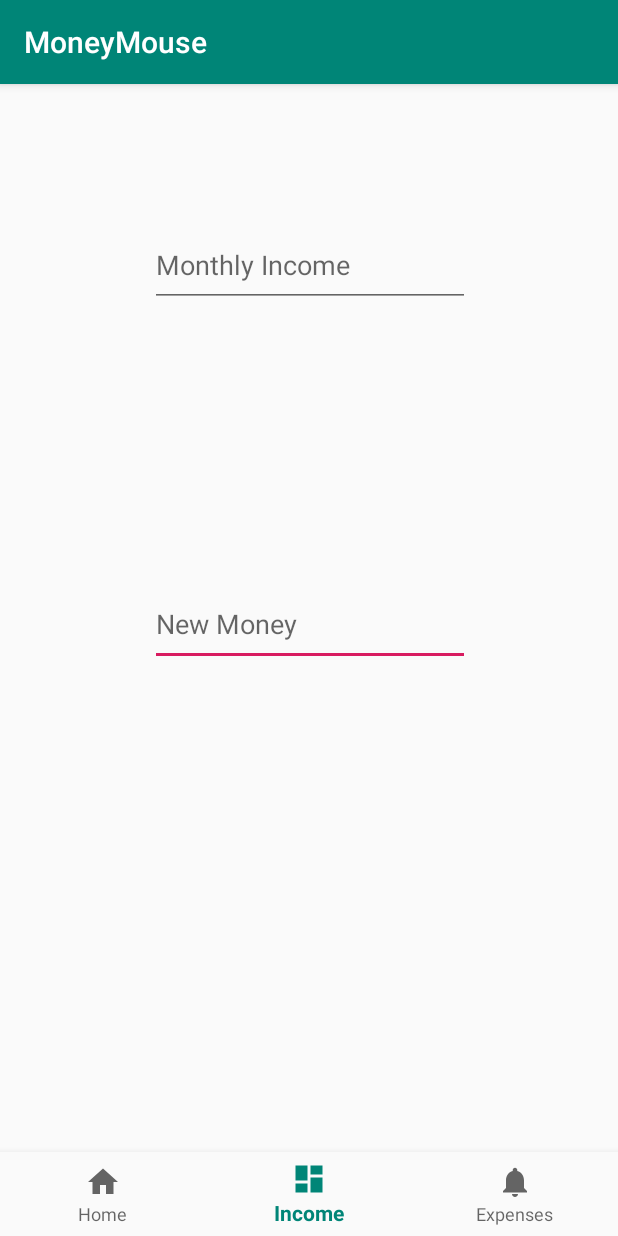
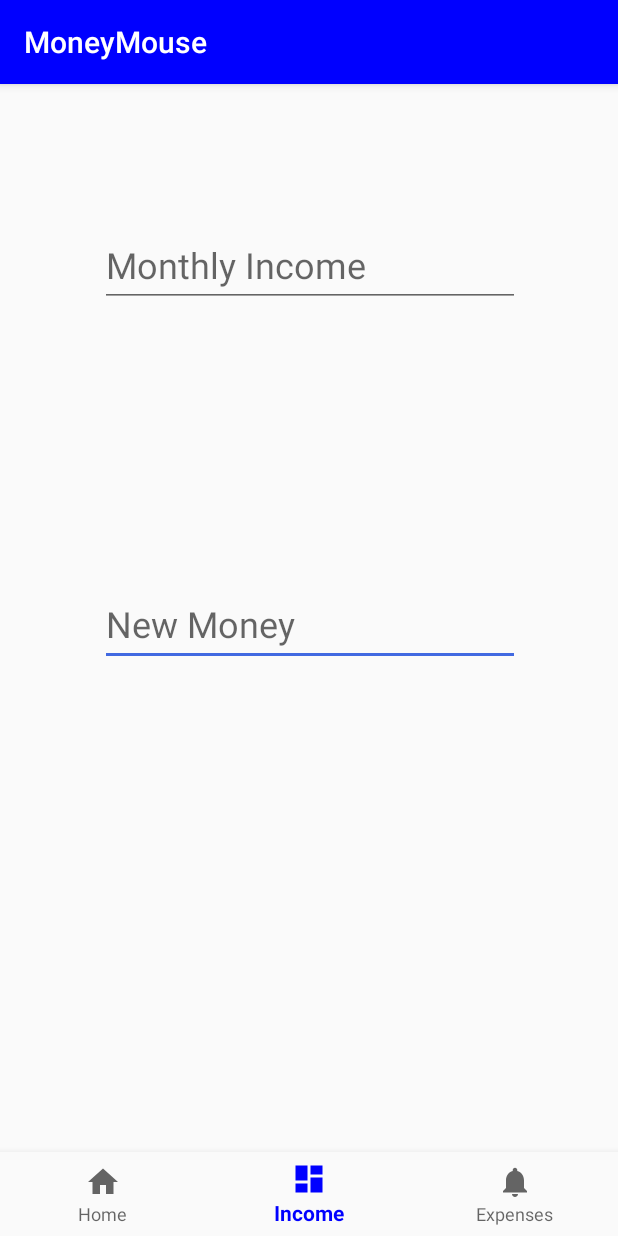
Before and after one commit to V1perW0lf/MoneyMouse, an Android app: the screen it shows after launch (IncomeActivity), item 2 of the bottom bar chosen, on a phone screen of 412 x 824 dp. Run offline under Robolectric (Android 15) with nearby library versions, the light colour scheme and no system bars.

Commit message:
Small changes

```diff
--- a/app/src/main/java/ellis/moneymouse/MainActivity.kt
+++ b/app/src/main/java/ellis/moneymouse/MainActivity.kt
@@ -10,6 +10,7 @@ import android.util.Log
 import android.view.View
 import kotlinx.android.synthetic.main.activity_main.*
 import java.math.BigDecimal
+import java.math.RoundingMode
 import java.util.*
 
 class MainActivity : AppCompatActivity() {
@@ -47,26 +48,27 @@ class MainActivity : AppCompatActivity() {
 
     private fun moneyForToday() {
 
+        val cal: Calendar = Calendar.getInstance()
+
         val incomePref = getSharedPreferences(
             getString(R.string.saved_income_key), Context.MODE_PRIVATE) ?: return
-        val monthlyInc: BigDecimal = incomePref.getString(getString(R.string.saved_income_key), "0.00").toBigDecimal()
+        val monthlyInc: String? = incomePref.getString(getString(R.string.saved_income_key), "0.00")
 
         val expPref = getSharedPreferences(
             getString(R.string.saved_expenses_key), Context.MODE_PRIVATE) ?: return
-        val monthlyExp: BigDecimal = expPref.getString(getString(R.string.saved_expenses_key), "0.00").toBigDecimal()
+        val monthlyExp: String? = expPref.getString(getString(R.string.saved_expenses_key), "0.00")
 
         val newMoneyPref = getSharedPreferences(
             getString(R.string.saved_newMoney_key), Context.MODE_PRIVATE) ?: return
-        val newMoney: BigDecimal = newMoneyPref.getString(getString(R.string.saved_newMoney_key), "0.00").toBigDecimal()
+        val newMoney: String? = newMoneyPref.getString(getString(R.string.saved_newMoney_key), "0.00")
 
         val newExpensePref = getSharedPreferences(
             getString(R.string.saved_newExpense_key), Context.MODE_PRIVATE) ?: return
-        val newExpense: BigDecimal = newExpensePref.getString(getString(R.string.saved_newExpense_key), "0.00").toBigDecimal()
+        val newExpense: String? = newExpensePref.getString(getString(R.string.saved_newExpense_key), "0.00")
 
-        //val temp = newMoney / (BigDecimal(31.0) - BigDecimal(Date().date))
-        val newMoneyVal = (monthlyInc - monthlyExp) / BigDecimal(31.0)
+        val newMoneyVal = (BigDecimal(monthlyInc) - BigDecimal(monthlyExp)) / BigDecimal(cal.getActualMaximum(Calendar.DAY_OF_MONTH))
 
-        val todayMoneyVal = (BigDecimal(Date().date) * (newMoneyVal)) + newMoney - newExpense
+        val todayMoneyVal = (BigDecimal(cal.get(Calendar.DAY_OF_MONTH)) * (newMoneyVal)) + BigDecimal(newMoney) - BigDecimal(newExpense)
 
         val todayMoneyValString = "$" + todayMoneyVal.toString()
 
@@ -79,20 +81,20 @@ class MainActivity : AppCompatActivity() {
             todayMoney.setTextColor(Color.parseColor("#008000"))
         }
 
-        todayMoney.setText(todayMoneyValString)
+        todayMoney.text = todayMoneyValString
 
         if(newMoneyVal < BigDecimal(0))
         {
             newMoneyBox.setTextColor(Color.RED)
-            newMoneyBox.setText("Losing " + newMoneyVal.toString() + " per day")
+            newMoneyBox.text = getString(R.string.main_message_losing, newMoneyVal.toString())
         }
         else
         {
             newMoneyBox.setTextColor(Color.parseColor("#008000"))
-            newMoneyBox.setText("Gaining " + newMoneyVal.toString() + " per day")
+            newMoneyBox.text = getString(R.string.main_message_gaining, newMoneyVal.toString())
         }
 
-        Log.d("The Date is: ", Date().date.toString())
+        //Log.d("days in this month", cal.getActualMaximum(Calendar.DAY_OF_MONTH).toString())
 
     }
 
--- a/app/src/main/res/layout/activity_expenses.xml
+++ b/app/src/main/res/layout/activity_expenses.xml
@@ -20,7 +20,8 @@
             app:layout_constraintTop_toTopOf="parent" android:layout_marginBottom="5dp"
             app:layout_constraintBottom_toTopOf="@+id/navigation" app:layout_constraintHorizontal_bias="0.503"
             app:layout_constraintVertical_bias="0.506" android:hint="@string/newExpense"
-            android:importantForAutofill="no" tools:targetApi="o" android:id="@+id/newExpenseBox"/>
+            android:importantForAutofill="no" tools:targetApi="o" android:id="@+id/newExpenseBox"
+            android:textSize="24sp"/>
     <android.support.design.widget.BottomNavigationView
             android:id="@+id/navigation"
             android:layout_width="0dp"
@@ -45,6 +46,6 @@
             app:layout_constraintTop_toTopOf="parent" android:layout_marginBottom="5dp"
             app:layout_constraintBottom_toTopOf="@+id/navigation" app:layout_constraintHorizontal_bias="0.503"
             app:layout_constraintVertical_bias="0.135" android:hint="@string/monthlyExpenses"
-            android:importantForAutofill="no" tools:targetApi="o"/>
+            android:importantForAutofill="no" tools:targetApi="o" android:textSize="24sp"/>
 
 </android.support.constraint.ConstraintLayout>
--- a/app/src/main/res/layout/activity_income.xml
+++ b/app/src/main/res/layout/activity_income.xml
@@ -32,7 +32,7 @@
             app:layout_constraintTop_toTopOf="parent" android:layout_marginBottom="5dp"
             app:layout_constraintBottom_toTopOf="@+id/navigation" app:layout_constraintHorizontal_bias="0.503"
             app:layout_constraintVertical_bias="0.135" android:hint="@string/monthlyIncome"
-            android:importantForAutofill="no" tools:targetApi="o"/>
+            android:importantForAutofill="no" tools:targetApi="o" android:textSize="24sp"/>
     <EditText
             android:layout_width="wrap_content"
             android:layout_height="56dp"
@@ -45,6 +45,7 @@
             app:layout_constraintTop_toTopOf="parent" android:layout_marginBottom="5dp"
             app:layout_constraintBottom_toTopOf="@+id/navigation" app:layout_constraintHorizontal_bias="0.503"
             app:layout_constraintVertical_bias="0.506" android:hint="@string/newMoney"
-            android:importantForAutofill="no" tools:targetApi="o" android:id="@+id/newMoneyBox"/>
+            android:importantForAutofill="no" tools:targetApi="o" android:id="@+id/newMoneyBox"
+            android:textSize="24sp"/>
 
 </android.support.constraint.ConstraintLayout>
--- a/app/src/main/res/values/colors.xml
+++ b/app/src/main/res/values/colors.xml
@@ -1,6 +1,6 @@
 <?xml version="1.0" encoding="utf-8"?>
 <resources>
-    <color name="colorPrimary">#008577</color>
-    <color name="colorPrimaryDark">#00574B</color>
-    <color name="colorAccent">#D81B60</color>
+    <color name="colorPrimary">#0000FF</color>
+    <color name="colorPrimaryDark">#00008B</color>
+    <color name="colorAccent">#4169E1</color>
 </resources>
--- a/app/src/main/res/values/strings.xml
+++ b/app/src/main/res/values/strings.xml
@@ -16,5 +16,10 @@
 
     <string name="monthlyExpenses">Monthly Expenses</string>
 
+    <string name="main_message_gaining">Gaining %1$s per day</string>
+    <string name="main_message_losing">Losing %1$s per day</string>
+
+    <string name="zero_point_zero_zero">0.00</string>
+
 
 </resources>
```
Also changed, not shown: app/src/main/java/ellis/moneymouse/ExpensesActivity.kt (+6 -6 lines), app/src/main/java/ellis/moneymouse/IncomeActivity.kt (+6 -6 lines).
